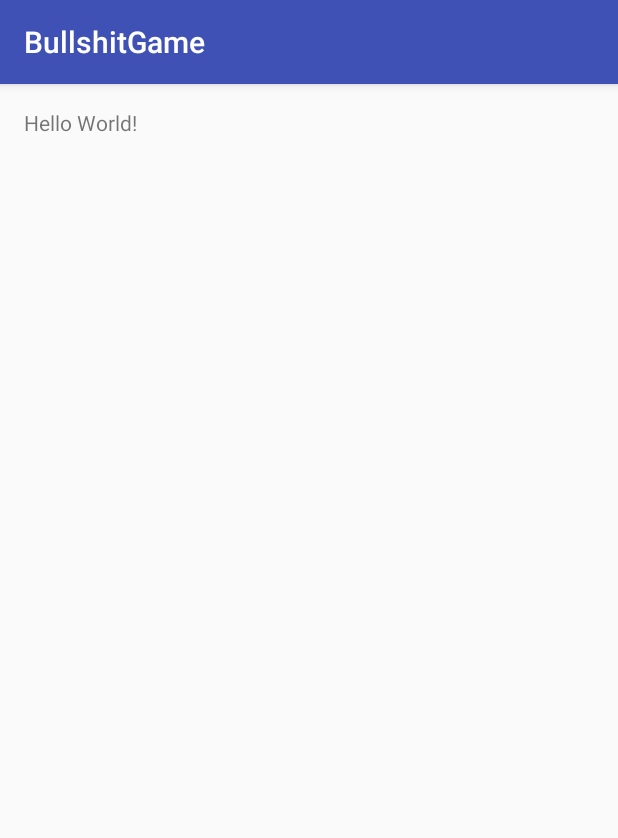
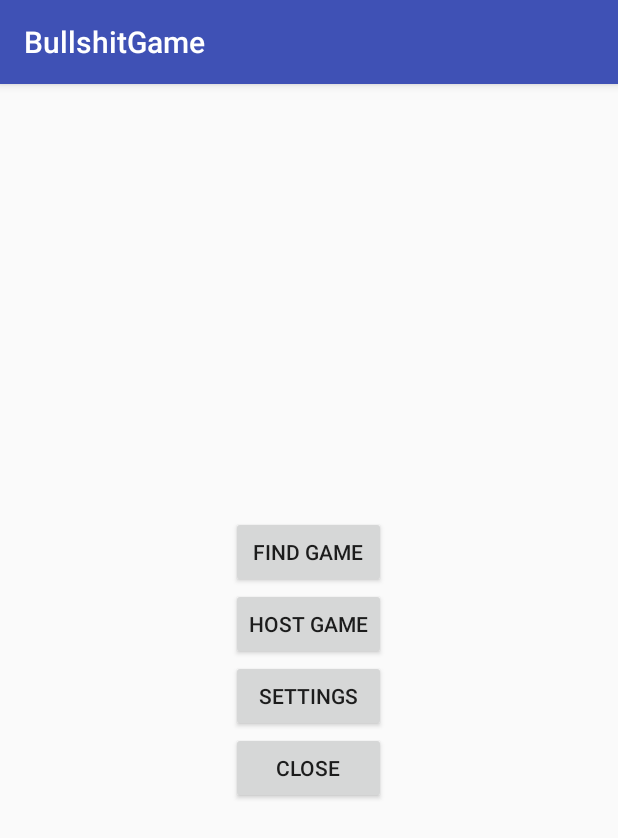
Before and after one commit to svensgaard/BullshitGame, an Android app: the screen it shows after launch (MainActivity), on a phone screen of 412 x 824 dp. Shown: the top 838 px of the screen. Run offline under Robolectric (Android 15) with nearby library versions, the phone set to English and light mode, and no system bars.

```diff
--- a/app/src/main/AndroidManifest.xml
+++ b/app/src/main/AndroidManifest.xml
@@ -1,6 +1,9 @@
 <?xml version="1.0" encoding="utf-8"?>
 <manifest xmlns:android="http://schemas.android.com/apk/res/android"
     package="dk.group11.bullshitgame">
+
+    <uses-permission android:name="android.permission.BLUETOOTH" />
+    <uses-permission android:name="android.permission.BLUETOOTH_ADMIN" />
 
     <application
         android:allowBackup="true"
@@ -15,6 +18,7 @@
                 <category android:name="android.intent.category.LAUNCHER" />
             </intent-filter>
         </activity>
+        <activity android:name=".HostGameActivity"></activity>
     </application>
 
 </manifest>
--- /dev/null
+++ b/app/src/main/java/Bluetooth/BluetoothController.java
@@ -0,0 +1,35 @@
+package Bluetooth;
+
+import android.bluetooth.BluetoothAdapter;
+import android.content.Context;
+import android.content.Intent;
+
+/**
+ * Created by Mads on 30-03-2016.
+ */
+public class BluetoothController {
+    BluetoothAdapter mBluetoothAdapter;
+    Context context;
+
+    public BluetoothController(Context context) {
+        mBluetoothAdapter = BluetoothAdapter.getDefaultAdapter();
+        this.context = context;
+    }
+    public boolean startBluetooth() {
+        //Check for bluetooth availability
+        if (mBluetoothAdapter == null) {
+            return false;
+        }
+        return true;
+    }
+
+    public Intent checkBluetoothEnable() {
+        //Check if bluetooth is enabled
+        if (!mBluetoothAdapter.isEnabled()) {
+            return new Intent(BluetoothAdapter.ACTION_REQUEST_ENABLE);
+        } else {
+            return null;
+        }
+    }
+
+}
--- a/app/src/main/java/dk/group11/bullshitgame/MainActivity.java
+++ b/app/src/main/java/dk/group11/bullshitgame/MainActivity.java
@@ -1,13 +1,40 @@
 package dk.group11.bullshitgame;
 
+import android.bluetooth.BluetoothAdapter;
+import android.content.Intent;
 import android.support.v7.app.AppCompatActivity;
 import android.os.Bundle;
+import android.view.View;
+
+import Bluetooth.BluetoothController;
 
 public class MainActivity extends AppCompatActivity {
-
+    BluetoothController bluetoothController = new BluetoothController(this);
     @Override
     protected void onCreate(Bundle savedInstanceState) {
         super.onCreate(savedInstanceState);
         setContentView(R.layout.activity_main);
+
+
+        if(bluetoothController.startBluetooth()) {
+            int REQUEST_ENABLE_BT = 1;
+            startActivityForResult(bluetoothController.checkBluetoothEnable(), REQUEST_ENABLE_BT);
+
+        }
+
+
+
+    }
+    //OnClick listener for all buttons
+    public void onClick(View v) {
+        if(v.getId() == R.id.hostGameBtn) {
+            //TODO start hosting a game
+        } else if(v.getId() == R.id.findGameBtn) {
+            //TODO search for a game
+        } else if(v.getId() == R.id.settingsBtn) {
+            //TODO start settings
+        } else if(v.getId() == R.id.closeBtn) {
+            //TODO close
+        }
     }
 }
--- a/app/src/main/res/layout/activity_main.xml
+++ b/app/src/main/res/layout/activity_main.xml
@@ -9,8 +9,39 @@
     android:paddingTop="@dimen/activity_vertical_margin"
     tools:context="dk.group11.bullshitgame.MainActivity">
 
-    <TextView
+    <LinearLayout
         android:layout_width="wrap_content"
         android:layout_height="wrap_content"
-        android:text="Hello World!" />
+        android:layout_centerInParent="true"
+        android:orientation="vertical">
+        <Button
+            android:id="@+id/findGameBtn"
+            android:layout_width="match_parent"
+            android:layout_height="wrap_content"
+            android:text="@string/findGame"
+
+            />
+        <Button
+            android:id="@+id/hostGameBtn"
+            android:layout_width="match_parent"
+            android:layout_height="wrap_content"
+            android:text="@string/hostGame"
+
+            />
+        <Button
+            android:id="@+id/settingsBtn"
+            android:layout_width="match_parent"
+            android:layout_height="wrap_content"
+            android:text="@string/settings"
+
+            />
+        <Button
+            android:id="@+id/closeBtn"
+            android:layout_width="match_parent"
+            android:layout_height="wrap_content"
+            android:text="@string/close"
+            />
+    </LinearLayout>
+
+
 </RelativeLayout>
--- a/app/src/main/res/values/strings.xml
+++ b/app/src/main/res/values/strings.xml
@@ -1,3 +1,7 @@
 <resources>
     <string name="app_name">BullshitGame</string>
+    <string name="findGame">Find Game</string>
+    <string name="hostGame">Host Game</string>
+    <string name="settings">Settings</string>
+    <string name="close">Close</string>
 </resources>
```
Also changed, not shown: app/src/main/java/dk/group11/bullshitgame/HostGameActivity.java (added, +13 -0 lines), app/src/main/res/layout/activity_host_game.xml (added, +12 -0 lines).
